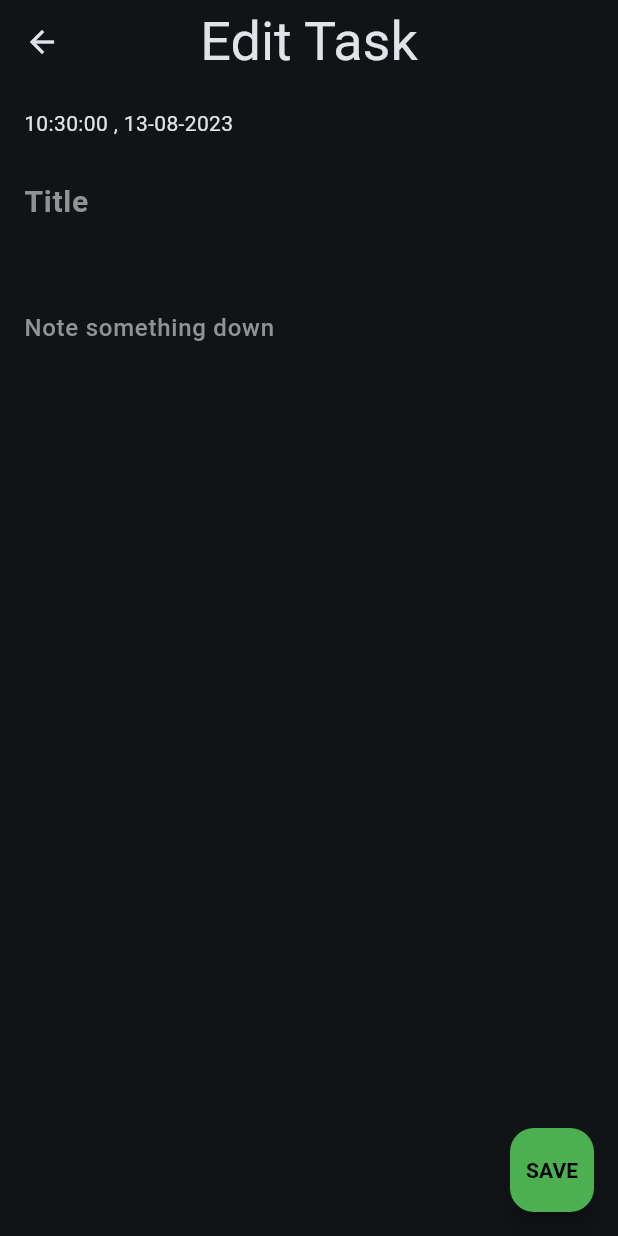
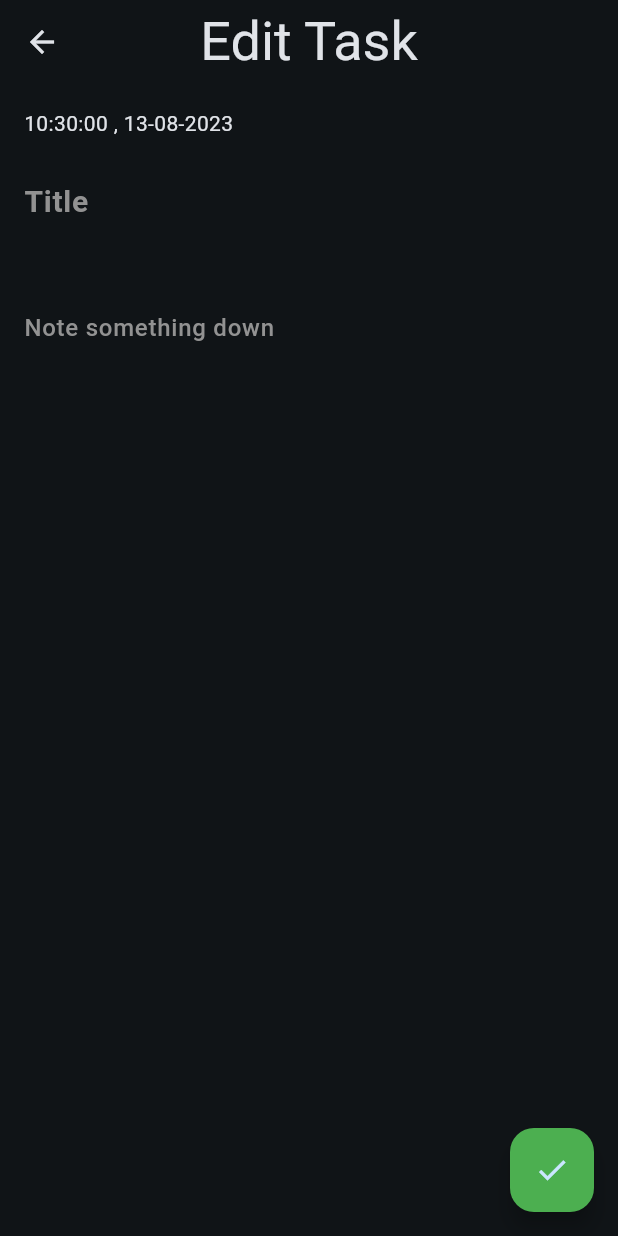
Before and after one commit to mirzazulfadhliamin/Flutter_UI_Login_APP, a Flutter app: the EditTask screen opened directly with empty values, on a phone screen of 412 x 824 dp. Run offline on Flutter 3.47's test engine with Material 2 defaults, Android fonts, the phone set to English and light mode, and no system bars; Roboto replaces fonts that are missing (Georgia, Hind).

Commit message:
style: [EAI] Change 'save' text to check icon in edit_task's floating action button

```diff
--- a/lib/pages/edit_task.dart
+++ b/lib/pages/edit_task.dart
@@ -57,10 +57,7 @@ class _EditTaskState extends State<EditTask> {
         onPressed: () {
           _edittask();
         },
-        child: const Text(
-          'SAVE',
-          style: TextStyle(fontWeight: FontWeight.bold, color: Colors.black),
-        ),
+        child: Icon(Icons.check),
       ),
       body: SingleChildScrollView(
         child: Padding(
```
